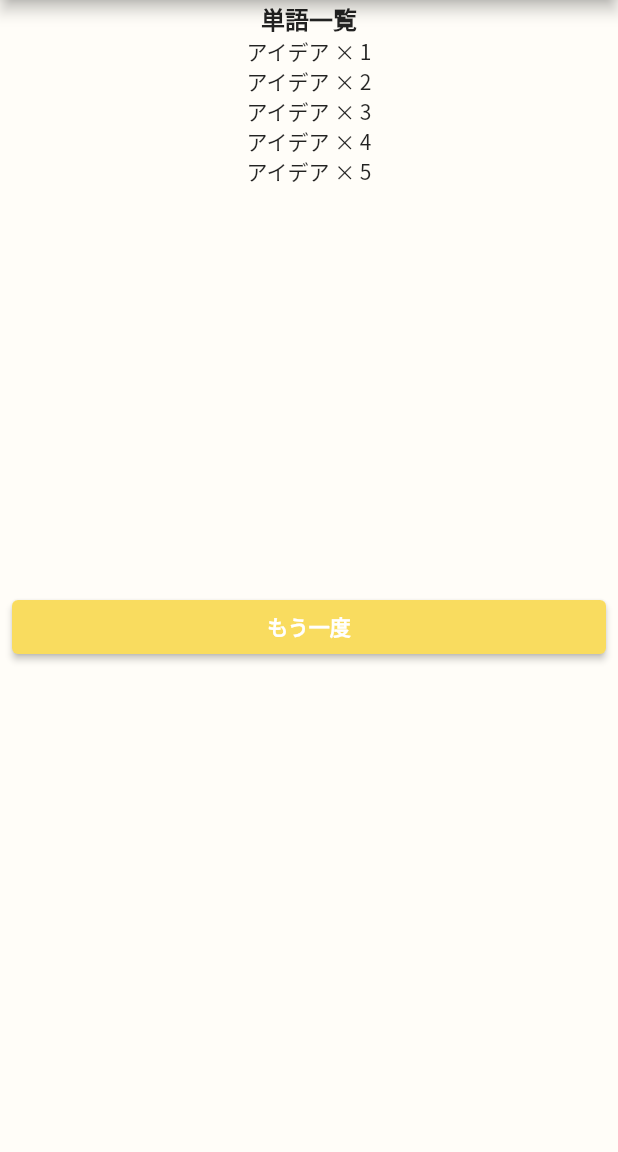
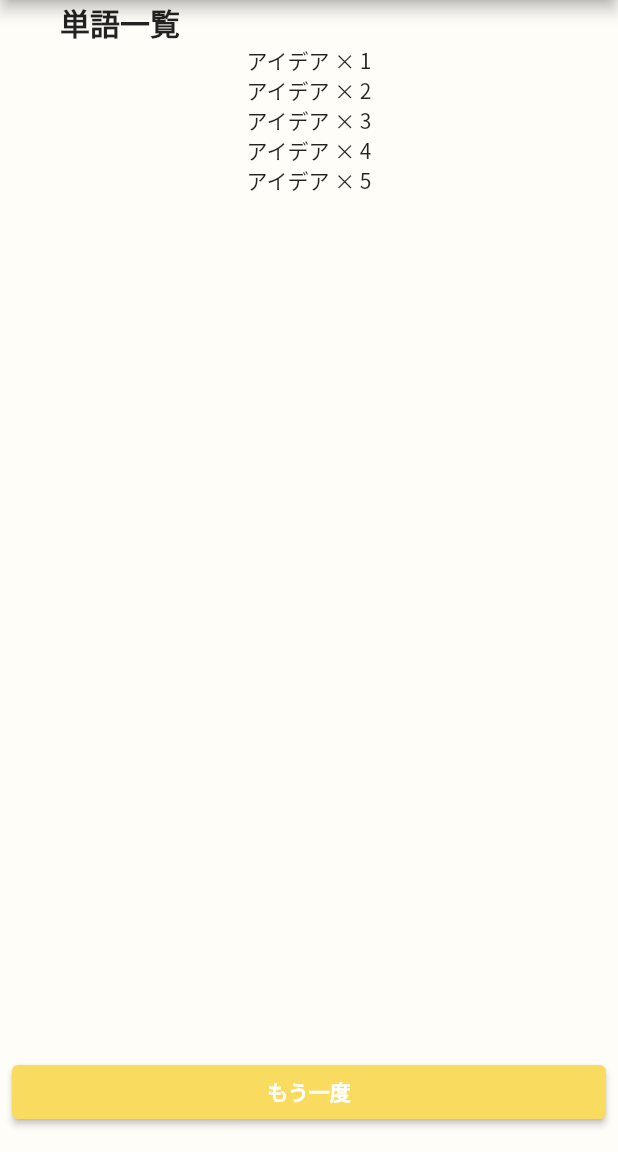
Before and after one commit to yuro241/idea-cross, a Flutter app: the WordBookScreen screen opened directly, on a phone screen of 412 x 824 dp, the part 84-1236 px from its top. Run offline on Flutter 3.47's test engine with Material 2 defaults, Android fonts, the phone set to English and light mode, and no system bars; statements that could not run were skipped.

Commit message:
refactor directory

```diff
--- a/lib/word_book/word_book.dart
+++ b/lib/screens/word_book/word_book.dart
@@ -24,14 +24,20 @@ class WordBookScreenState extends State<WordBookScreen> {
       ),
       body: Column(
         children: [
-          Flexible(
-            child: Text(
-              '単語一覧',
-              style: TextStyle(
-                fontSize: 16,
-                fontWeight: FontWeight.bold,
+          Row(
+            children: [
+              SizedBox(
+                width: 40,
               ),
-            ),
+              Text(
+                '単語一覧',
+                style: TextStyle(
+                  fontSize: 20,
+                  fontWeight: FontWeight.bold,
+                ),
+              ),
+              Spacer(),
+            ],
           ),
           Flexible(
             child: Column(
```
Also changed, not shown: lib/screens/home/components/about_app.dart (renamed from lib/home/components/about_app.dart), lib/screens/home/components/idea_cross_button.dart (renamed from lib/home/components/idea_cross_button.dart), lib/screens/home/components/search_text_field.dart (renamed from lib/home/components/search_text_field.dart), lib/screens/home/home_screen.dart (renamed from lib/home/home_screen.dart), lib/screens/result/components/result_list.dart (renamed from lib/result/components/result_list.dart), lib/screens/result/components/result_list_item.dart (renamed from lib/result/components/result_list_item.dart), lib/screens/result/components/retry_button.dart (renamed from lib/result/components/retry_button.dart), lib/screens/result/result_screen.dart (renamed from lib/result/result_screen.dart).
